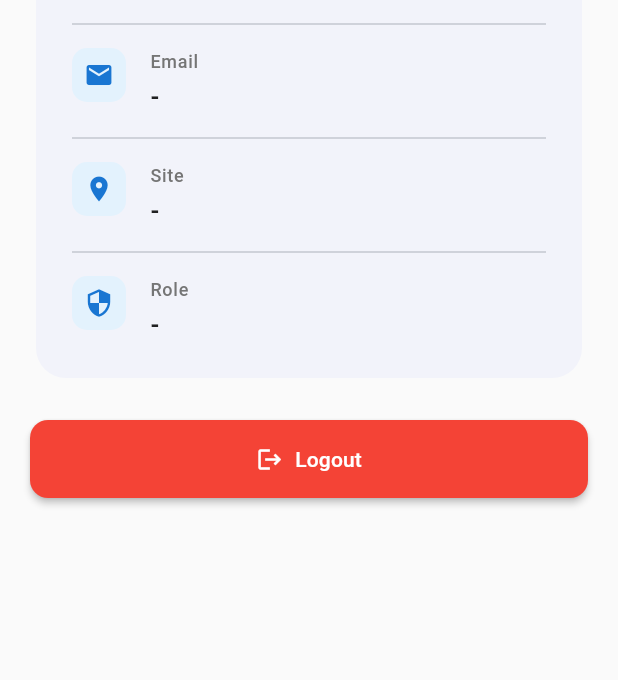
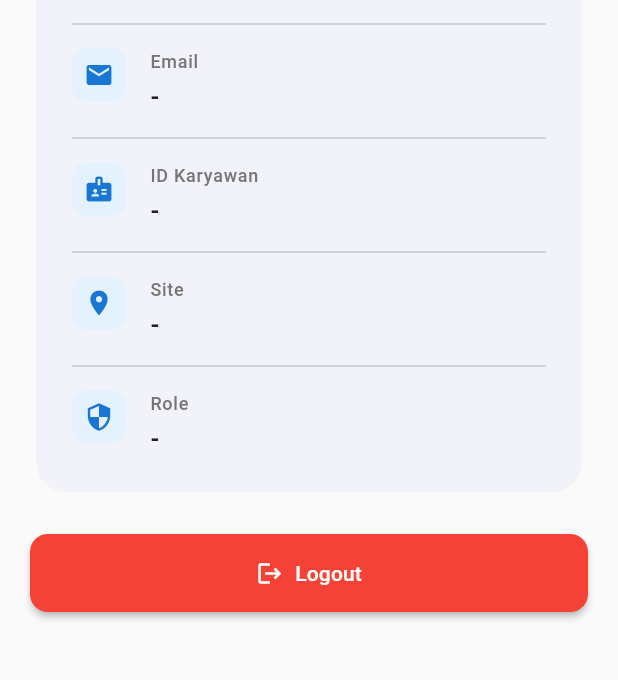
Before and after one commit to abhisn15/fms-mobile, a Flutter app: the ProfileScreen screen opened directly, on a phone screen of 412 x 824 dp, the part 522-1202 px from its top. Run offline on Flutter 3.47's test engine with Material 3 defaults, Android fonts, the light colour scheme and no system bars; our stand-ins replace cached_network_image, camera, connectivity_plus, device_info_plus, dio, flutter_dotenv and 7 more; missing offline and left inert: flutter_background_service, flutter_background_service_android; accounts and stored records are empty; network calls fail.

Commit message:
Show employee ID in profile

```diff
--- a/lib/models/user_model.dart
+++ b/lib/models/user_model.dart
@@ -8,6 +8,7 @@ class User {
   final String? avatarColor;
   final String? photoUrl;
   final String externalId;
+  final String? employeeId;
   final String? phone;
   final String? bpjsKesehatan;
   final String? bpjsKetenagakerjaan;
@@ -33,6 +34,7 @@ class User {
     this.avatarColor,
     this.photoUrl,
     required this.externalId,
+    this.employeeId,
     this.phone,
     this.bpjsKesehatan,
     this.bpjsKetenagakerjaan,
@@ -67,6 +69,7 @@ class User {
       avatarColor: json['avatarColor'] as String?,
       photoUrl: json['photoUrl'] as String?,
       externalId: json['externalId'] as String? ?? '',
+      employeeId: json['employeeId'] as String?,
       phone: json['phone'] as String?,
       bpjsKesehatan: json['bpjsKesehatan'] as String?,
       bpjsKetenagakerjaan: json['bpjsKetenagakerjaan'] as String?,
@@ -95,6 +98,7 @@ class User {
       'avatarColor': avatarColor,
       'photoUrl': photoUrl,
       'externalId': externalId,
+      'employeeId': employeeId,
       'phone': phone,
       'bpjsKesehatan': bpjsKesehatan,
       'bpjsKetenagakerjaan': bpjsKetenagakerjaan,
--- a/lib/screens/profile/profile_screen.dart
+++ b/lib/screens/profile/profile_screen.dart
@@ -691,6 +691,12 @@ class _ProfileScreenState extends State<ProfileScreen>
               ],
               const Divider(height: 32),
               _buildInfoRow(
+                icon: Icons.badge,
+                label: 'ID Karyawan',
+                value: user.employeeId ?? '',
+              ),
+              const Divider(height: 32),
+              _buildInfoRow(
                 icon: Icons.location_on,
                 label: 'Site',
                 value: (user.site?.name?.isNotEmpty ?? false)
```
